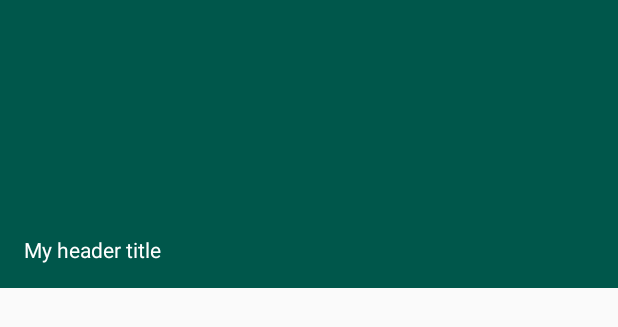
After one commit to wushi19/Ductv, an Android app: the layout nav_header.xml on its own in the app's theme, with its tools: preview values and no code run, on a phone screen of 412 x 824 dp. The commit adds this screen. Shown: the top 327 px of the screen. Run offline under Robolectric (Android 15) with nearby library versions, the phone set to English and light mode, and no system bars.

Commit message:
Added functional sidebar, need to make new pages next

```diff
--- /dev/null
+++ b/Ducktv4Android/app/src/main/res/layout/nav_header.xml
@@ -0,0 +1,17 @@
+<?xml version="1.0" encoding="utf-8"?>
+<LinearLayout xmlns:android="http://schemas.android.com/apk/res/android"
+    android:layout_width="match_parent"
+    android:layout_height="192dp"
+    android:background="?attr/colorPrimaryDark"
+    android:padding="16dp"
+    android:theme="@style/ThemeOverlay.AppCompat.Dark"
+    android:orientation="vertical"
+    android:gravity="bottom">
+
+    <TextView
+        android:layout_width="match_parent"
+        android:layout_height="wrap_content"
+        android:text="My header title"
+        android:textAppearance="@style/TextAppearance.AppCompat.Body1"/>
+
+</LinearLayout>
--- a/Ducktv4Android/app/src/main/res/values/styles.xml
+++ b/Ducktv4Android/app/src/main/res/values/styles.xml
@@ -7,7 +7,7 @@
         <item name="colorAccent">@color/colorAccent</item>
     </style>
 
-    <style name="AppTheme" parent="Theme.AppCompat.Light.DarkActionBar">
+    <style name="AppTheme" parent="Theme.AppCompat.Light.NoActionBar">
         <item name="colorPrimary">@color/colorPrimary</item>
         <item name="colorPrimaryDark">@color/colorPrimaryDark</item>
         <item name="colorAccent">@color/colorAccent</item>
```
Also changed, not shown: Ducktv4Android/app/src/main/java/com/example/bryandeleon_vargas/ducktv4android/HomeScreen.java (+67 -0 lines), Ducktv4Android/app/src/main/res/drawable/ic_menu.xml (added, +9 -0 lines), Ducktv4Android/app/src/main/res/layout/activity_home_screen.xml (+26 -4 lines), Ducktv4Android/app/src/main/res/menu/drawer_view.xml (added, +21 -0 lines).
